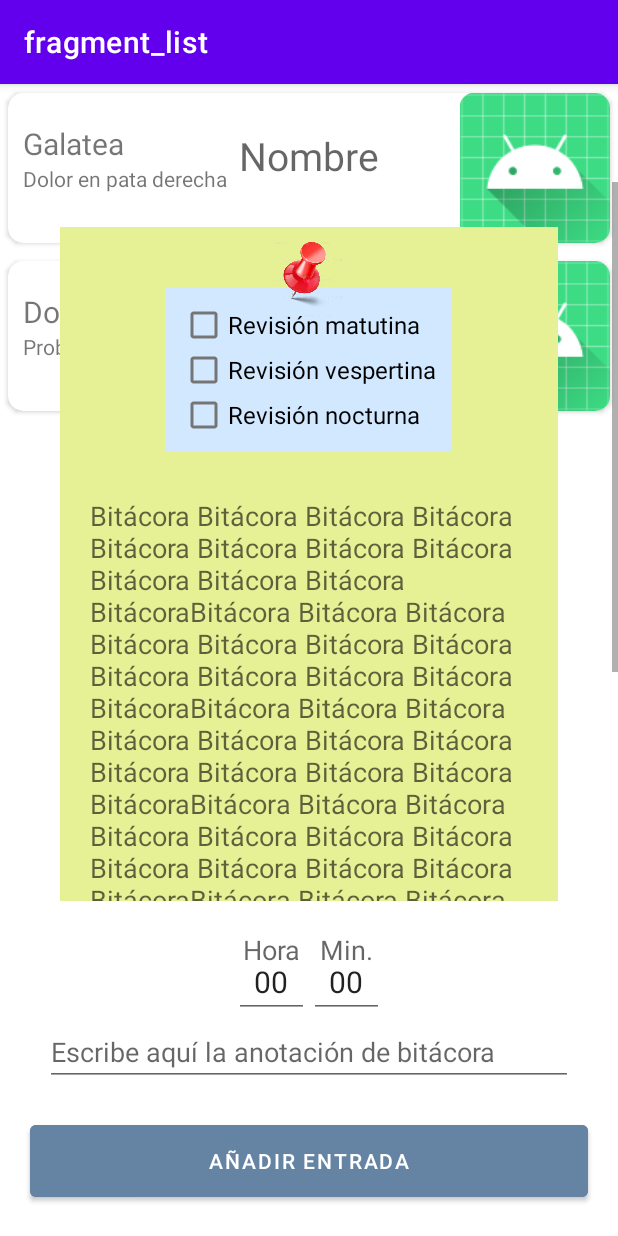
After one commit to ReivajGP/dapdm-android, an Android app: the fragment EntryFragment placed in its activity, on a phone screen of 412 x 824 dp. The commit adds this screen. Run offline under Robolectric (Android 15) with nearby library versions, the phone set to English and light mode, and no system bars; our stand-ins replace data binding, navigation-ui; pictures from the network do not load; 2 statements that could not run were skipped.

Commit message:
Fragment de entrada a bitácora creado, pero no compila

```diff
--- a/EjercicioFinalAndroid/app/src/main/java/com/rgp/ejerciciofinalandroid/view/activities/AnimalListActivity.kt
+++ b/EjercicioFinalAndroid/app/src/main/java/com/rgp/ejerciciofinalandroid/view/activities/AnimalListActivity.kt
@@ -14,7 +14,6 @@ class AnimalListActivity : AppCompatActivity() {
         super.onCreate(savedInstanceState)
         binding = ActivityAnimalListBinding.inflate(layoutInflater)
         setContentView(binding.root)
-
         supportFragmentManager.beginTransaction()
             .replace(R.id.container, ListFragment())
             .commit()
--- a/EjercicioFinalAndroid/app/src/main/java/com/rgp/ejerciciofinalandroid/view/fragments/DetailFragment.kt
+++ b/EjercicioFinalAndroid/app/src/main/java/com/rgp/ejerciciofinalandroid/view/fragments/DetailFragment.kt
@@ -1,23 +1,26 @@
 package com.rgp.ejerciciofinalandroid.view.fragments
 
-import android.annotation.SuppressLint
 import android.os.Bundle
 import androidx.fragment.app.Fragment
 import android.view.View
+import androidx.appcompat.app.AppCompatActivity
+import androidx.fragment.app.viewModels
+import androidx.lifecycle.ViewModel
 import androidx.navigation.fragment.navArgs
 import com.bumptech.glide.Glide
 import com.rgp.ejerciciofinalandroid.databinding.FragmentDetailBinding
 import com.rgp.ejerciciofinalandroid.R
 import com.rgp.ejerciciofinalandroid.model.entities.Animal
 import com.rgp.ejerciciofinalandroid.model.entities.Sex
+import com.rgp.ejerciciofinalandroid.viewmodel.ListViewModel
 
 class DetailFragment : Fragment(R.layout.fragment_detail) {
 
     private lateinit var binding: FragmentDetailBinding
     private var animal: Animal? = null
     private val args: DetailFragmentArgs by navArgs()
+    private val animalViewModel: ListViewModel by viewModels()
 
-    @SuppressLint("SetTextI18n")
     override fun onViewCreated(view: View, savedInstanceState: Bundle?) {
         super.onViewCreated(view, savedInstanceState)
         binding = FragmentDetailBinding.bind(view)
@@ -31,23 +34,16 @@ class DetailFragment : Fragment(R.layout.fragment_detail) {
             binding.cbMorning.isChecked = animal.description.morningCheck
             binding.cbAfternoon.isChecked = animal.description.afternoonCheck
             binding.cbNight.isChecked = animal.description.nightCheck
-            binding.tvDescription.text = formatDescription(animal.description.log)
+            binding.tvDescription.text = animalViewModel.formatDescription(animal.description.log)
         }
     }
 
     private fun setupView() {
+        (activity as AppCompatActivity).supportActionBar?.title = "Detalle"
         binding.rbMale.isEnabled = false
         binding.rbFemale.isEnabled = false
         binding.cbMorning.isEnabled = false
         binding.cbAfternoon.isEnabled = false
         binding.cbNight.isEnabled = false
     }
-
-    private fun formatDescription(logs: ArrayList<String>) : String {
-        var unifiedLog = ""
-        for (log in logs) {
-            unifiedLog = unifiedLog + log + "\n\n"
-        }
-        return unifiedLog
-    }
 }
--- /dev/null
+++ b/EjercicioFinalAndroid/app/src/main/java/com/rgp/ejerciciofinalandroid/view/fragments/EntryFragment.kt
@@ -0,0 +1,36 @@
+package com.rgp.ejerciciofinalandroid.view.fragments
+
+import android.os.Bundle
+import androidx.fragment.app.Fragment
+import android.view.View
+import androidx.fragment.app.viewModels
+import androidx.navigation.fragment.navArgs
+import com.rgp.ejerciciofinalandroid.R
+import com.rgp.ejerciciofinalandroid.databinding.FragmentEntryBinding
+import com.rgp.ejerciciofinalandroid.model.entities.Animal
+import com.rgp.ejerciciofinalandroid.viewmodel.ListViewModel
+
+class EntryFragment : Fragment(R.layout.fragment_entry) {
+
+    private lateinit var binding: FragmentEntryBinding
+    private var animal: Animal? = null
+    private val args: EntryFragmentArgs by navArgs()
+    private val animalViewModel: ListViewModel by viewModels()
+
+    override fun onViewCreated(view: View, savedInstanceState: Bundle?) {
+        super.onViewCreated(view, savedInstanceState)
+        binding = FragmentEntryBinding.bind(view)
+        animal = args.animal
+        setupView()
+    }
+
+    private fun setupView() {
+        animal?.let{ animal ->
+            binding.tvName.text = animal.name
+            binding.cbMorning.isChecked = animal.description.morningCheck
+            binding.cbAfternoon.isChecked = animal.description.afternoonCheck
+            binding.cbNight.isChecked = animal.description.nightCheck
+            binding.tvDescription.text = animalViewModel.formatDescription(animal.description.log)
+        }
+    }
+}
--- a/EjercicioFinalAndroid/app/src/main/java/com/rgp/ejerciciofinalandroid/view/fragments/ListFragment.kt
+++ b/EjercicioFinalAndroid/app/src/main/java/com/rgp/ejerciciofinalandroid/view/fragments/ListFragment.kt
@@ -3,6 +3,7 @@ package com.rgp.ejerciciofinalandroid.view.fragments
 import android.os.Bundle
 import androidx.fragment.app.Fragment
 import android.view.View
+import androidx.appcompat.app.AppCompatActivity
 import androidx.fragment.app.viewModels
 import androidx.navigation.fragment.findNavController
 import androidx.recyclerview.widget.LinearLayoutManager
@@ -21,7 +22,6 @@ class ListFragment : Fragment(R.layout.fragment_list) {
 
     override fun onViewCreated(view: View, savedInstanceState: Bundle?) {
         super.onViewCreated(view, savedInstanceState)
-
         binding = FragmentListBinding.bind(view)
         binding.updateContent.setOnRefreshListener {
             animalViewModel.getAnimalsList()
--- a/EjercicioFinalAndroid/app/src/main/java/com/rgp/ejerciciofinalandroid/viewmodel/ListViewModel.kt
+++ b/EjercicioFinalAndroid/app/src/main/java/com/rgp/ejerciciofinalandroid/viewmodel/ListViewModel.kt
@@ -25,4 +25,12 @@ class ListViewModel : ViewModel() {
             loader.postValue(false)
         },  1000)
     }
+
+    fun formatDescription(logs: ArrayList<String>) : String {
+        var unifiedLog = ""
+        for (log in logs) {
+            unifiedLog = unifiedLog + log + "\n\n"
+        }
+        return unifiedLog
+    }
 }
--- a/EjercicioFinalAndroid/app/src/main/res/layout/fragment_detail.xml
+++ b/EjercicioFinalAndroid/app/src/main/res/layout/fragment_detail.xml
@@ -154,8 +154,8 @@
                     android:layout_width="match_parent"
                     android:layout_height="wrap_content"
                     android:layout_below="@id/rlPeriodicCheck"
+                    android:layout_marginTop="20dp"
                     android:hint="Bitácora Bitácora Bitácora Bitácora Bitácora Bitácora Bitácora Bitácora Bitácora Bitácora Bitácora Bitácora"
-                    android:layout_marginTop="20dp"
                     android:padding="10dp"
                     android:textSize="18sp" />
 
--- /dev/null
+++ b/EjercicioFinalAndroid/app/src/main/res/layout/fragment_entry.xml
@@ -0,0 +1,166 @@
+<?xml version="1.0" encoding="utf-8"?>
+<layout xmlns:android="http://schemas.android.com/apk/res/android"
+    xmlns:tools="http://schemas.android.com/tools"
+    android:layout_width="match_parent"
+    android:layout_height="match_parent"
+    tools:context=".view.fragments.EntryFragment">
+
+    <RelativeLayout
+        android:layout_width="match_parent"
+        android:layout_height="match_parent">
+
+        <TextView
+            android:id="@+id/tvName"
+            android:layout_width="wrap_content"
+            android:layout_height="wrap_content"
+            android:layout_centerHorizontal="true"
+            android:layout_marginTop="30dp"
+            android:hint="Nombre"
+            android:textSize="26sp" />
+
+        <ScrollView
+            android:id="@+id/svLog"
+            android:layout_width="match_parent"
+            android:layout_height="0dp"
+            android:layout_above="@id/llLogTime"
+            android:layout_below="@+id/tvName"
+            android:layout_marginBottom="20dp">
+
+            <RelativeLayout
+                android:layout_width="match_parent"
+                android:layout_height="wrap_content"
+                android:layout_below="@id/tvFileTitle"
+                android:layout_marginLeft="40dp"
+                android:layout_marginTop="30dp"
+                android:layout_marginRight="40dp"
+                android:layout_marginBottom="30dp"
+                android:background="#E6F095"
+                android:padding="10dp">
+
+                <RelativeLayout
+                    android:id="@+id/rlPeriodicCheck"
+                    android:layout_width="wrap_content"
+                    android:layout_height="wrap_content"
+                    android:layout_centerHorizontal="true"
+                    android:layout_marginTop="30dp"
+                    android:background="#D1E8FF"
+                    android:padding="10dp">
+
+                    <CheckBox
+                        android:id="@+id/cbMorning"
+                        android:layout_width="wrap_content"
+                        android:layout_height="30dp"
+                        android:text="Revisión matutina"
+                        android:textSize="16dp" />
+
+                    <CheckBox
+                        android:id="@+id/cbAfternoon"
+                        android:layout_width="wrap_content"
+                        android:layout_height="30dp"
+                        android:layout_below="@id/cbMorning"
+                        android:text="Revisión vespertina"
+                        android:textSize="16dp" />
+
+                    <CheckBox
+                        android:id="@+id/cbNight"
+                        android:layout_width="wrap_content"
+                        android:layout_height="30dp"
+                        android:layout_below="@id/cbAfternoon"
+                        android:text="Revisión nocturna"
+                        android:textSize="16dp" />
+                </RelativeLayout>
+
+                <ImageView
+                    android:layout_width="50dp"
+                    android:layout_height="50dp"
+                    android:layout_centerHorizontal="true"
+                    android:src="@drawable/pin" />
+
+                <TextView
+                    android:id="@+id/tvDescription"
+                    android:layout_width="match_parent"
+                    android:layout_height="wrap_content"
+                    android:layout_below="@id/rlPeriodicCheck"
+                    android:layout_marginTop="20dp"
+                    android:hint="Bitácora Bitácora Bitácora Bitácora Bitácora Bitácora Bitácora Bitácora Bitácora Bitácora Bitácora BitácoraBitácora Bitácora Bitácora Bitácora Bitácora Bitácora Bitácora Bitácora Bitácora Bitácora Bitácora BitácoraBitácora Bitácora Bitácora Bitácora Bitácora Bitácora Bitácora Bitácora Bitácora Bitácora Bitácora BitácoraBitácora Bitácora Bitácora Bitácora Bitácora Bitácora Bitácora Bitácora Bitácora Bitácora Bitácora BitácoraBitácora Bitácora Bitácora Bitácora Bitácora Bitácora Bitácora Bitácora Bitácora Bitácora Bitácora BitácoraBitácora Bitácora Bitácora Bitácora Bitácora Bitácora Bitácora Bitácora Bitácora Bitácora Bitácora BitácoraBitácora Bitácora Bitácora Bitácora Bitácora Bitácora Bitácora Bitácora Bitácora Bitácora Bitácora Bitácora"
+                    android:padding="10dp"
+                    android:textSize="18sp" />
+
+
+            </RelativeLayout>
+        </ScrollView>
+
+        <LinearLayout
+            android:id="@+id/llLogTime"
+            android:layout_width="100dp"
+            android:layout_height="wrap_content"
+            android:layout_above="@id/etLogEntry"
+            android:layout_centerHorizontal="true"
+            android:orientation="horizontal">
+
+            <FrameLayout
+                android:layout_width="match_parent"
+                android:layout_height="match_parent"
+                android:layout_weight="1">
+
+                <TextView
+                    android:layout_width="match_parent"
+                    android:layout_height="wrap_content"
+                    android:gravity="center"
+                    android:hint="Hora"
+                    android:textSize="18sp" />
+
+                <EditText
+                    android:layout_width="match_parent"
+                    android:layout_height="wrap_content"
+                    android:layout_marginTop="10dp"
+                    android:gravity="center"
+                    android:text="00"
+                    android:textSize="20sp" />
+            </FrameLayout>
+
+            <FrameLayout
+                android:layout_width="match_parent"
+                android:layout_height="match_parent"
+                android:layout_weight="1">
+
+                <TextView
+                    android:layout_width="match_parent"
+                    android:layout_height="wrap_content"
+                    android:gravity="center"
+                    android:hint="Min."
+                    android:textSize="18sp" />
+
+                <EditText
+                    android:layout_width="match_parent"
+                    android:layout_height="wrap_content"
+                    android:layout_marginTop="10dp"
+                    android:gravity="center"
+                    android:text="00"
+                    android:textSize="20sp" />
+            </FrameLayout>
+        </LinearLayout>
+
+        <EditText
+            android:id="@+id/etLogEntry"
+            android:layout_width="match_parent"
+            android:layout_height="wrap_content"
+            android:layout_above="@+id/btAddLogEntry"
+            android:layout_marginLeft="30dp"
+            android:layout_marginRight="30dp"
+            android:hint="Escribe aquí la anotación de bitácora"
+            android:textSize="18sp" />
+
+        <Button
+            android:id="@+id/btAddLogEntry"
+            android:layout_width="match_parent"
+            android:layout_height="60dp"
+            android:layout_alignParentBottom="true"
+            android:layout_marginStart="20dp"
+            android:layout_marginTop="20dp"
+            android:layout_marginEnd="20dp"
+            android:layout_marginBottom="20dp"
+            android:backgroundTint="#6584A3"
+            android:text="Añadir entrada" />
+    </RelativeLayout>
+</layout>
--- a/EjercicioFinalAndroid/app/src/main/res/navigation/animal_nav.xml
+++ b/EjercicioFinalAndroid/app/src/main/res/navigation/animal_nav.xml
@@ -23,5 +23,17 @@
         <argument
             android:name="animal"
             app:argType="com.rgp.ejerciciofinalandroid.model.entities.Animal"/>
+        <action
+            android:id="@+id/action_detailFragment_to_entryFragment2"
+            app:destination="@id/entryFragment" />
+    </fragment>
+    <fragment
+        android:id="@+id/entryFragment"
+        android:name="com.rgp.ejerciciofinalandroid.view.fragments.EntryFragment"
+        android:label="fragment_entry"
+        tools:layout="@layout/fragment_entry">
+        <argument
+            android:name="animal"
+            app:argType="com.rgp.ejerciciofinalandroid.model.entities.Animal"/>
     </fragment>
 </navigation>
--- a/EjercicioFinalAndroid/app/src/main/res/values/strings.xml
+++ b/EjercicioFinalAndroid/app/src/main/res/values/strings.xml
@@ -1,4 +1,6 @@
 <resources>
     <string name="app_name">EjercicioFinalAndroid</string>
     <!-- TODO: Remove or change this placeholder text -->
+    <string name="hello_blank_fragment">Hello blank fragment</string>
+    <!-- TODO: Remove or change this placeholder text -->
 </resources>
```
